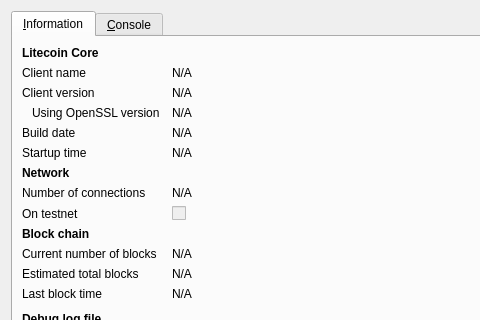
The window that src/qt/forms/rpcconsole.ui (evcoin/evcoin) describes before a commit, drawn with Qt 5; both pictures show x 0 to 480 and y 0 to 320 of the 740 by 450 pixel window.
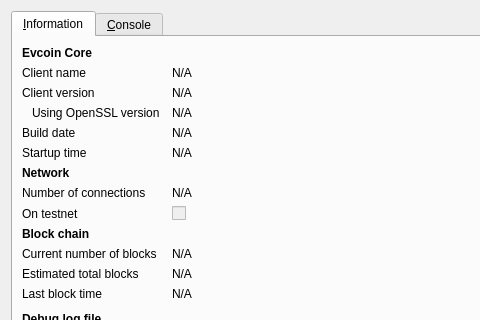
The same window after the commit. Icons and pictures are not drawn.

What changed in the file:
```diff
--- a/src/qt/forms/rpcconsole.ui
+++ b/src/qt/forms/rpcconsole.ui
@@ -36,7 +36,7 @@
           </font>
          </property>
          <property name="text">
-          <string>Litecoin Core</string>
+          <string>Evcoin Core</string>
          </property>
         </widget>
        </item>
```
Left out of the diff: 6 changed lines with no effect on the pictures.
